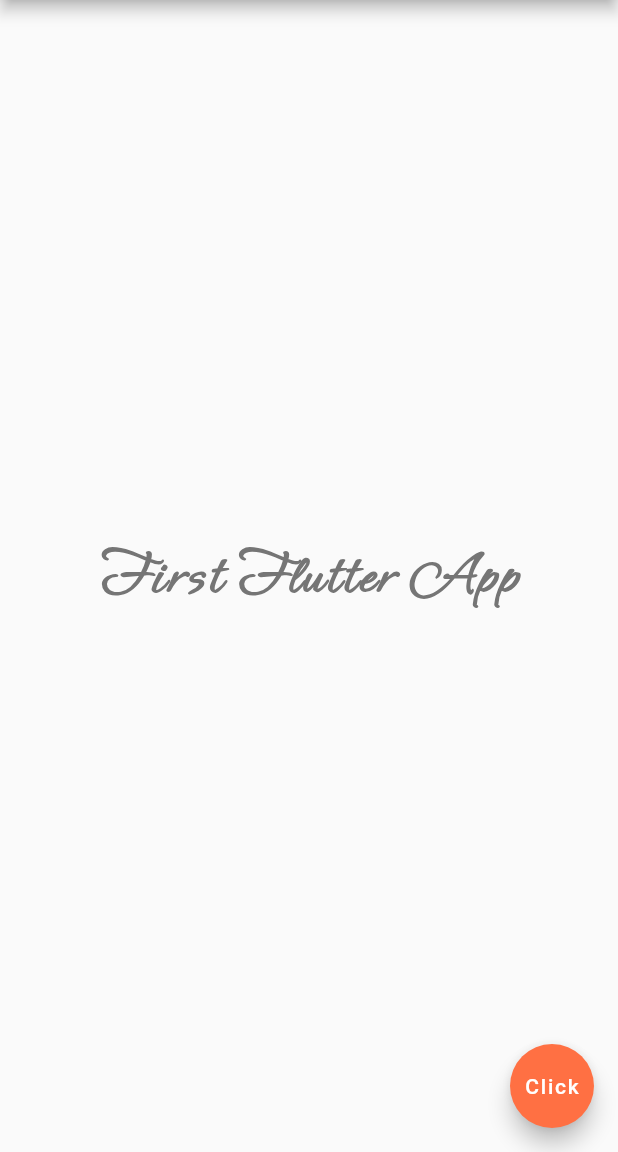
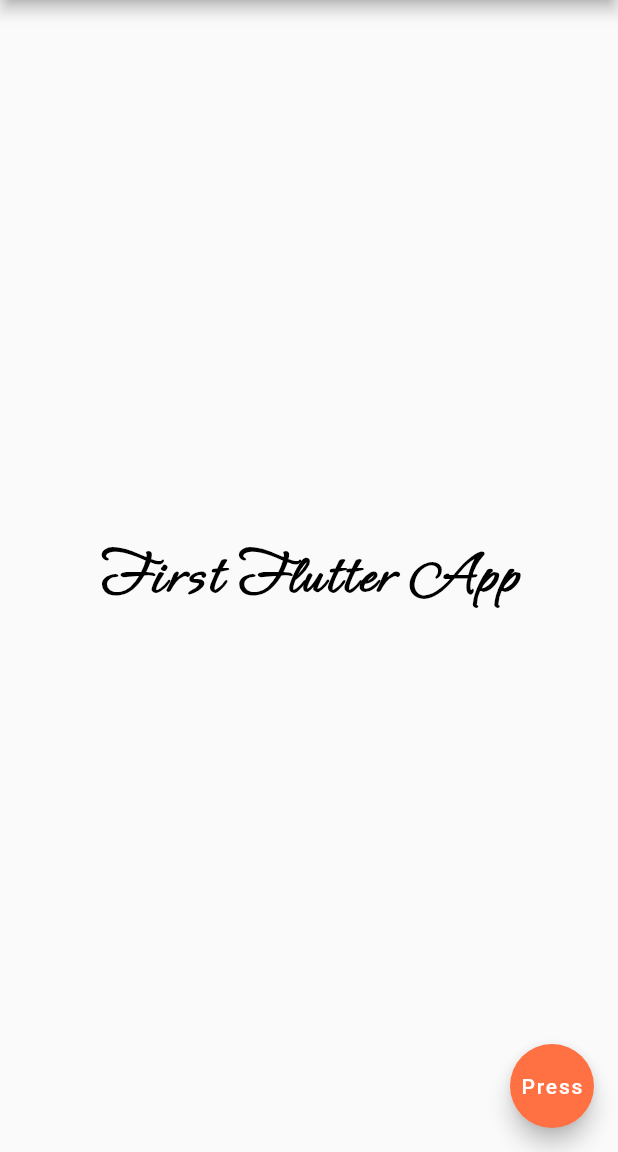
Before and after one commit to ade3l/Hello-Flutter, a Flutter app: the screen it shows after launch, on a phone screen of 412 x 824 dp, the part 84-1236 px from its top. Run offline on Flutter 3.47's test engine with Material 2 defaults, Android fonts, the phone set to English and light mode, and no system bars.

```diff
--- a/lib/main.dart
+++ b/lib/main.dart
@@ -2,30 +2,39 @@ import 'package:flutter/material.dart';
 
 void main() {
   runApp(MaterialApp(
-    home: Scaffold(
+    home: Home()
+  )
+  );
+}
+
+class Home extends StatelessWidget {
+  const Home({Key? key}) : super(key: key);
+
+  @override
+  Widget build(BuildContext context) {
+    return Scaffold(
       appBar: AppBar(
         title: Text("Hello Flutter"),
         centerTitle: true,
         backgroundColor: Colors.deepOrange[300],
       ),
-      body:  Center(
+      body:  const Center(
         child: Text(
             "First Flutter App",
             style: TextStyle(
               fontSize: 40.0,
               fontWeight: FontWeight.bold,
               letterSpacing: 2,
-            color: Colors.grey[600],
+              color: Colors.black,
               fontFamily: 'Ephesis',
             )
         ),
       ),
       floatingActionButton: FloatingActionButton(
         onPressed: () {  },
-        child: Text("Click"),
+        child: Text("Press"),
         backgroundColor: Colors.deepOrange[400] ,
       ),
-     )
-    )
     );
   }
+}
```
Lines whose indentation alone changed are shown as unchanged.
